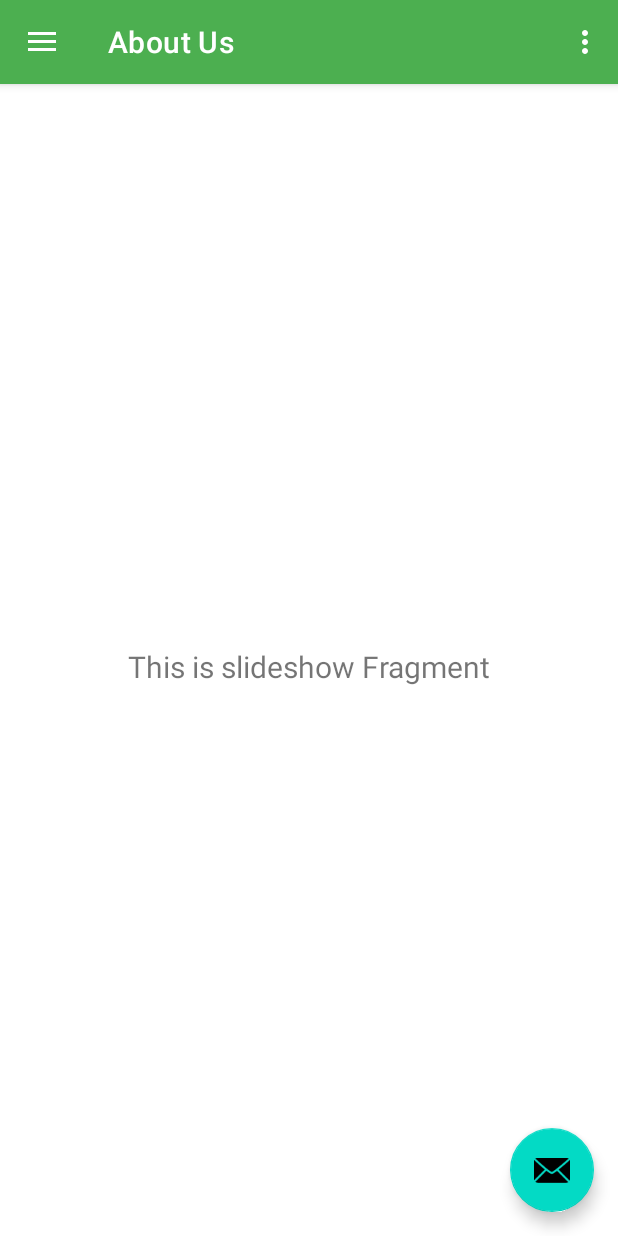
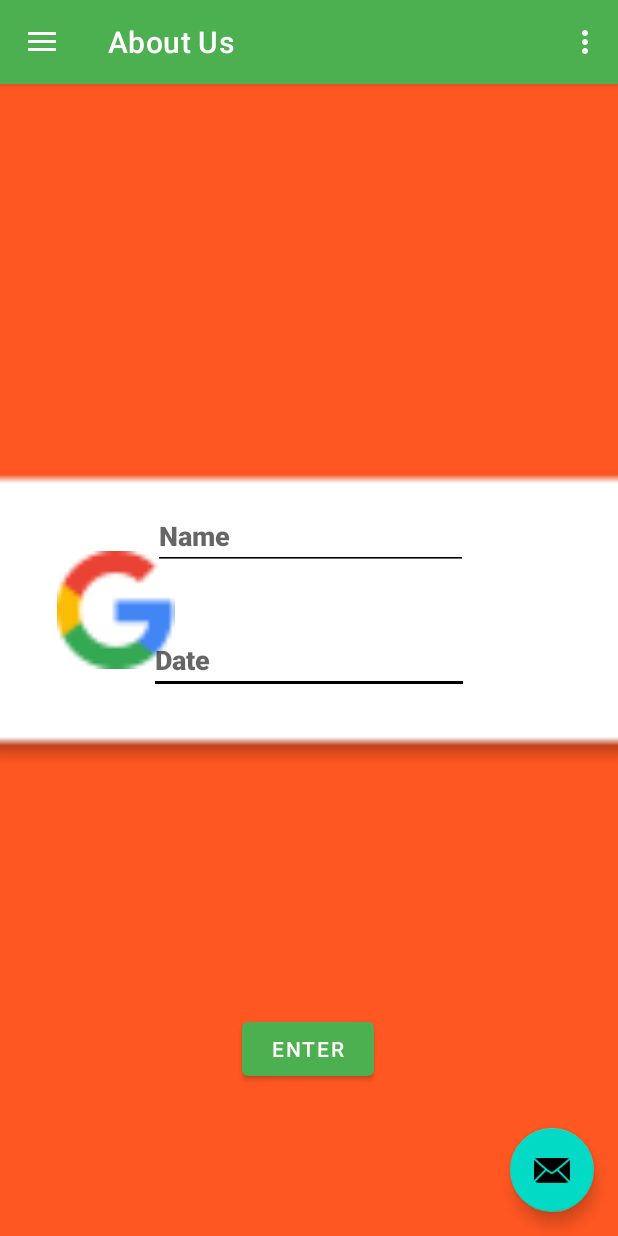
Before and after one commit to 20081153/Mobile-App-Assignment-2, an Android app: the screen it shows after launch (MainActivity), in the side drawer, after a tap on "About Us", on a phone screen of 412 x 824 dp. Run offline under Robolectric (Android 15) with nearby library versions, the light colour scheme and no system bars; our stand-ins replace navigation-ui.

Commit message:
Made killer leaderboard section (had panic attack and created art)

```diff
--- a/app/src/main/java/ie/wit/findafive/ui/about/AboutFragment.kt
+++ b/app/src/main/java/ie/wit/findafive/ui/about/AboutFragment.kt
@@ -22,16 +22,14 @@ class AboutFragment : Fragment() {
         container: ViewGroup?,
         savedInstanceState: Bundle?
     ): View {
-        val slideshowViewModel =
-            ViewModelProvider(this).get(AboutViewModel::class.java)
+
 
         _binding = FragmentAboutBinding.inflate(inflater, container, false)
         val root: View = binding.root
 
-        val textView: TextView = binding.textSlideshow
-        slideshowViewModel.text.observe(viewLifecycleOwner) {
-            textView.text = it
-        }
+
+
+
         return root
     }
 
--- a/app/src/main/res/layout/fragment_about.xml
+++ b/app/src/main/res/layout/fragment_about.xml
@@ -4,19 +4,65 @@
     xmlns:tools="http://schemas.android.com/tools"
     android:layout_width="match_parent"
     android:layout_height="match_parent"
+    android:background="#FF5722"
     tools:context=".ui.about.AboutFragment">
 
-    <TextView
-        android:id="@+id/text_slideshow"
-        android:layout_width="match_parent"
+    <ImageView
+        android:id="@+id/imageView2"
+        android:layout_width="490dp"
+        android:layout_height="1065dp"
+        android:backgroundTint="#000000"
+        android:src="@drawable/common_google_signin_btn_text_light"
+        app:layout_constraintBottom_toBottomOf="parent"
+        app:layout_constraintEnd_toEndOf="parent"
+        app:layout_constraintHorizontal_bias="0.392"
+        app:layout_constraintStart_toStartOf="parent"
+        app:layout_constraintTop_toTopOf="parent"
+        app:layout_constraintVertical_bias="0.616" />
+
+    <Button
+        android:id="@+id/EnterLeaderboard"
+        android:layout_width="wrap_content"
         android:layout_height="wrap_content"
-        android:layout_marginStart="8dp"
-        android:layout_marginTop="8dp"
-        android:layout_marginEnd="8dp"
-        android:textAlignment="center"
-        android:textSize="20sp"
+        android:text="Enter"
+        app:layout_constraintBottom_toBottomOf="parent"
+        app:layout_constraintEnd_toEndOf="parent"
+        app:layout_constraintHorizontal_bias="0.498"
+        app:layout_constraintStart_toStartOf="parent"
+        app:layout_constraintTop_toTopOf="parent"
+        app:layout_constraintVertical_bias="0.86" />
+
+    <EditText
+        android:id="@+id/editTextDate2"
+        android:layout_width="wrap_content"
+        android:layout_height="wrap_content"
+        android:backgroundTint="#000000"
+        android:ems="10"
+        android:fontFamily="sans-serif-black"
+        android:hint="@string/input_date"
+        android:inputType="date"
         app:layout_constraintBottom_toBottomOf="parent"
         app:layout_constraintEnd_toEndOf="parent"
         app:layout_constraintStart_toStartOf="parent"
         app:layout_constraintTop_toTopOf="parent" />
+
+    <com.google.android.material.textfield.TextInputEditText
+        android:id="@+id/InputName"
+        android:layout_width="210dp"
+        android:layout_height="40dp"
+        android:layout_marginStart="102dp"
+        android:layout_marginTop="266dp"
+        android:layout_marginEnd="99dp"
+        android:layout_marginBottom="37dp"
+        android:backgroundTint="#000000"
+        android:fontFamily="sans-serif-black"
+        android:hint="@string/input_Name"
+        android:textAppearance="@style/TextAppearance.AppCompat.Medium"
+        app:layout_constraintBottom_toTopOf="@+id/editTextDate2"
+        app:layout_constraintEnd_toEndOf="parent"
+        app:layout_constraintHorizontal_bias="0.0"
+        app:layout_constraintStart_toStartOf="parent"
+        app:layout_constraintTop_toTopOf="parent"
+        app:layout_constraintVertical_bias="1.0" />
+
 </androidx.constraintlayout.widget.ConstraintLayout>
--- a/app/src/main/res/navigation/mobile_navigation.xml
+++ b/app/src/main/res/navigation/mobile_navigation.xml
@@ -3,7 +3,7 @@
     xmlns:app="http://schemas.android.com/apk/res-auto"
     xmlns:tools="http://schemas.android.com/tools"
     android:id="@+id/mobile_navigation"
-    app:startDestination="@+id/nav_home">
+    app:startDestination="@id/nav_about">
 
     <fragment
         android:id="@+id/nav_home"
--- a/app/src/main/res/values/strings.xml
+++ b/app/src/main/res/values/strings.xml
@@ -15,4 +15,8 @@
     <string name="amount_of_players">Amount of Players</string>
     <string name="team_logo">Team Logo</string>
     <string name="add_match">Add Match</string>
+    <string name="input_Name">Name</string>
+    <string name="input_date">Date</string>
+    <string name="input_color">Favorite Color</string>
+
 </resources>
```
